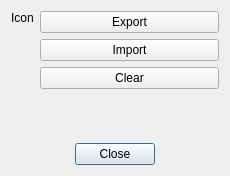
Above: App/Ui/CustomizationsDialog.ui from paolodestefani/pySagra before the change. Below: the same form after it.
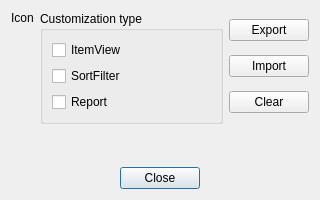
That is the form after the change.

```diff
--- a/App/Ui/CustomizationsDialog.ui
+++ b/App/Ui/CustomizationsDialog.ui
@@ -6,8 +6,8 @@
    <rect>
     <x>0</x>
     <y>0</y>
-    <width>230</width>
-    <height>176</height>
+    <width>320</width>
+    <height>200</height>
    </rect>
   </property>
   <property name="windowTitle">
@@ -15,7 +15,7 @@
   </property>
   <layout class="QVBoxLayout" name="verticalLayout_5">
    <item>
-    <layout class="QHBoxLayout" name="horizontalLayout" stretch="0,1">
+    <layout class="QHBoxLayout" name="horizontalLayout" stretch="0,1,0">
      <item>
       <layout class="QVBoxLayout" name="verticalLayout_2">
        <item>
@@ -40,6 +40,36 @@
        </item>
       </layout>
      </item>
+     <item>
+      <widget class="QGroupBox" name="groupBox_5">
+       <property name="title">
+        <string>Customization type</string>
+       </property>
+       <layout class="QVBoxLayout" name="verticalLayout">
+        <item>
+         <widget class="QCheckBox" name="checkBoxItemView">
+          <property name="text">
+           <string>ItemView</string>
+          </property>
+         </widget>
+        </item>
+        <item>
+         <widget class="QCheckBox" name="checkBoxSortFilter">
+          <property name="text">
+           <string>SortFilter</string>
+          </property>
+         </widget>
+        </item>
+        <item>
+         <widget class="QCheckBox" name="checkBoxReport">
+          <property name="text">
+           <string>Report</string>
+          </property>
+         </widget>
+        </item>
+       </layout>
+      </widget>
+     </item>
      <item>
       <layout class="QVBoxLayout" name="verticalLayout_3">
        <item>
```
Left out of the diff: 2 changed lines with no effect on the pictures.
